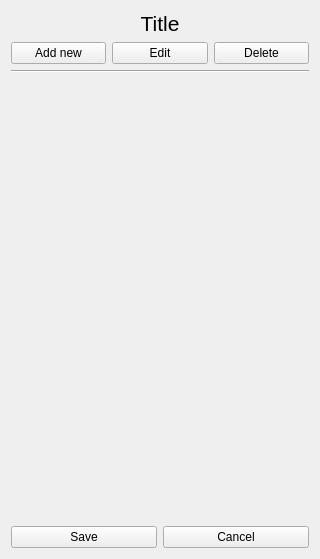
Qt form MyQtness/ui/basic_form.ui (MazeFX/pat) before a commit.
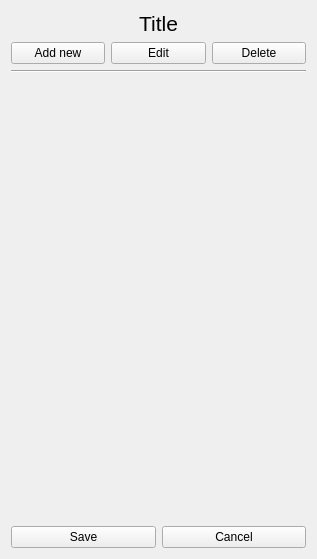
The same form after that commit.

Commit message: created layout for MyRecurrenceBox. Adjusted form layout width for contractform.

Diff of the .ui file:
```diff
--- a/MyQtness/ui/basic_form.ui
+++ b/MyQtness/ui/basic_form.ui
@@ -6,7 +6,7 @@
    <rect>
     <x>0</x>
     <y>0</y>
-    <width>320</width>
+    <width>317</width>
     <height>559</height>
    </rect>
   </property>
```
The commit also changes 6 other files.
